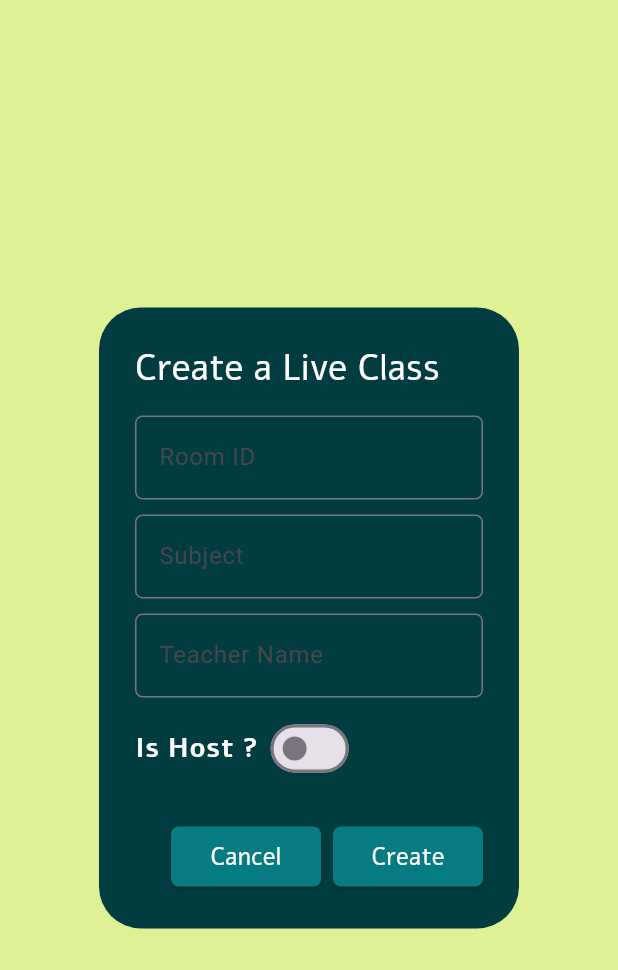
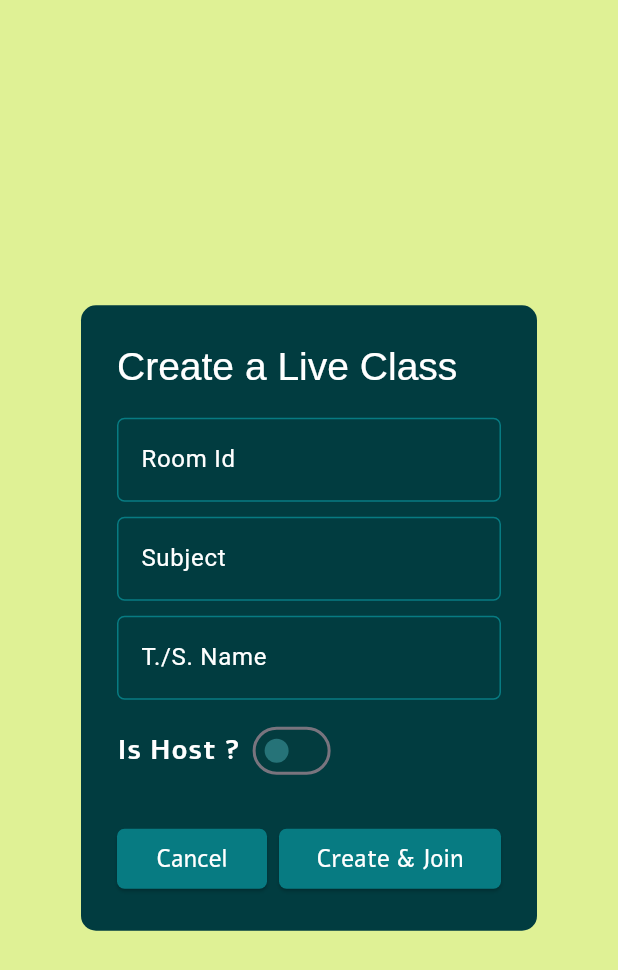
Before and after one commit to moynull15-14141/newver_classHelper, a Flutter app: the CreateLiveClassDialog widget shown alone on an empty page, opened directly, on a phone screen of 412 x 824 dp. Shown: the top 970 px of the screen. Run offline on Flutter 3.47's test engine with Material 3 defaults, Android fonts, the phone set to English and light mode, and no system bars; our stand-ins replace animated_splash_screen, audioplayers, cloud_firestore, firebase_auth, firebase_core, lottie; missing offline and left inert: zego_uikit_prebuilt_live_audio_room; accounts and stored records are empty.

Commit message:
ui bug fixd

```diff
--- a/lib/HomePage.dart
+++ b/lib/HomePage.dart
@@ -24,7 +24,7 @@ class _GroundState extends State<Ground> {
   @override
   Widget build(BuildContext context) {
     return Scaffold(
-      body: Padding(
+      bottomNavigationBar: Padding(
         padding: const EdgeInsets.all(10.0),
         child: Stack(
           children: [
--- a/lib/page/Join.dart
+++ b/lib/page/Join.dart
@@ -12,7 +12,7 @@ class Join extends StatefulWidget {
 
 class _JoinState extends State<Join> {
   bool ishost = false;
-  final _formKey = GlobalKey<FormState>(); // For form validation
+  // final _formKey = GlobalKey<FormState>(); // For form validation
   final subjectController = TextEditingController(); // For subject input
   final teacherNameController = TextEditingController(); //
   final RoomIdController = TextEditingController();
@@ -43,8 +43,6 @@ class _JoinState extends State<Join> {
                   return const CreateLiveClassDialog();
                 },
               );
-
-              print('Create a Live Class');
             },
             child: Container(
               decoration: const BoxDecoration(
@@ -128,95 +126,12 @@ class _JoinState extends State<Join> {
 
   @override
   void dispose() {
-    // TODO: implement dispose
     super.dispose();
     subjectController.dispose();
     teacherNameController.dispose();
     RoomIdController.dispose();
   }
 }
-
-// Container(
-//   height: 350,
-//   width: 328,
-//   decoration: const BoxDecoration(
-//     borderRadius: BorderRadius.all(
-//       Radius.circular(50),
-//     ),
-//     color: Color.fromARGB(255, 241, 255, 186),
-//   ),
-//   child: Column(
-//     crossAxisAlignment: CrossAxisAlignment.start,
-//     children: [
-//       Row(
-//         mainAxisAlignment: MainAxisAlignment.center,
-//         children: [
-//           Padding(
-//             padding: const EdgeInsets.all(14.0),
-//             child: Container(
-//               height: 100,
-//               width: 100,
-//               decoration: const BoxDecoration(
-//                 borderRadius: BorderRadius.all(Radius.circular(10)),
-//                 color: Color.fromARGB(255, 223, 241, 149),
-//               ),
-//               child: const Icon(
-//                 Icons.person,
-//                 size: 90,
-//                 color: Color.fromARGB(255, 1, 60, 64),
-//               ),
-//             ),
-//           ),
-//         ],
-//       ),
-//       const SizedBox(
-//         height: 5,
-//       ),
-//       Padding(
-//         padding: const EdgeInsets.only(
-//           left: 20,
-//         ),
-//         child: Container(
-//           child: Column(
-//             crossAxisAlignment: CrossAxisAlignment.start,
-//             children: [
-//               Text(
-//                 'Electrical Circuits',
-//                 style: Theme.of(context)
-//                     .textTheme
-//                     .bodyLarge!
-//                     .copyWith(
-//                         fontFamily: 'Font1',
-//                         fontSize: 28,
-//                         fontWeight: FontWeight.w600),
-//               ),
-//               const SizedBox(
-//                 height: 8,
-//               ),
-//               const Text(
-//                 "Course Code    :CSE325",
-//                 style: TextStyle(fontFamily: 'Font2', fontSize: 18),
-//               ),
-//               const Text(
-//                 "Teacher Name  :DR.Karim Islam",
-//                 style: TextStyle(fontFamily: 'Font2', fontSize: 18),
-//               ),
-//               const Text(
-//                 "Email                :karim@diu.edu.bd",
-//                 style: TextStyle(fontFamily: 'Font2', fontSize: 18),
-//               ),
-//               const Text(
-//                 "Phone               :0123457895",
-//                 style: TextStyle(fontFamily: 'Font2', fontSize: 18),
-//               ),
-//               // media()
-//             ],
-//           ),
-//         ),
-//       ),
-//     ],
-//   ),
-// ),
 
 class CreateLiveClassDialog extends StatefulWidget {
   const CreateLiveClassDialog({super.key});
@@ -237,10 +152,16 @@ class _CreateLiveClassDialogState extends State<CreateLiveClassDialog> {
   @override
   Widget build(BuildContext context) {
     return AlertDialog(
+      shape: const RoundedRectangleBorder(
+          borderRadius: BorderRadius.all(Radius.circular(10.0))),
       backgroundColor: const Color.fromARGB(255, 1, 60, 64),
       title: const Text(
         'Create a Live Class',
-        style: TextStyle(color: Colors.white, fontFamily: 'Font1'),
+        style: TextStyle(
+            color: Colors.white,
+            fontSize: 26,
+            fontFamily: 'Font2',
+            fontWeight: FontWeight.w500),
       ),
       content: Form(
         key: _formKey,
@@ -252,12 +173,29 @@ class _CreateLiveClassDialogState extends State<CreateLiveClassDialog> {
               style: const TextStyle(color: Colors.white),
               controller: RoomIdController,
               decoration: const InputDecoration(
+                enabledBorder: OutlineInputBorder(
+                  // Set border for non-focused state
+                  borderRadius: BorderRadius.all(Radius.circular(5.0)),
+                  borderSide: BorderSide(
+                    color: Color.fromARGB(255, 7, 123,
+                        130), // Set desired non-focused border color
+                    width: 1.0,
+                  ),
+                ),
+                focusedBorder: OutlineInputBorder(
+                  borderRadius: BorderRadius.all(Radius.circular(5.0)),
+                  borderSide: BorderSide(
+                    color: Color.fromARGB(255, 8, 140, 147), // Set border color
+                    width: 1.0, //
+                  ),
+                ),
                 border: OutlineInputBorder(
                   borderRadius: BorderRadius.all(
                     Radius.circular(5.0),
                   ),
                 ),
-                label: Text("Room ID"),
+                label: Text("Room Id"),
+                labelStyle: TextStyle(color: Colors.white),
               ),
               validator: (value) {
                 if (value == null || value.isEmpty) {
@@ -274,6 +212,15 @@ class _CreateLiveClassDialogState extends State<CreateLiveClassDialog> {
               style: const TextStyle(color: Colors.white),
               controller: subjectController, // Bind subject input
               decoration: const InputDecoration(
+                enabledBorder: OutlineInputBorder(
+                  // Set border for non-focused state
+                  borderRadius: BorderRadius.all(Radius.circular(5.0)),
+                  borderSide: BorderSide(
+                    color: Color.fromARGB(255, 7, 123,
+                        130), // Set desired non-focused border color
+                    width: 1.0,
+                  ),
+                ),
                 focusedBorder: OutlineInputBorder(
                   borderRadius: BorderRadius.all(Radius.circular(5.0)),
                   borderSide: BorderSide(
@@ -291,6 +238,7 @@ class _CreateLiveClassDialogState extends State<CreateLiveClassDialog> {
                 ),
                 // fillColor: Color.fromARGB(255, 255, 255, 255),
                 labelText: 'Subject',
+                labelStyle: TextStyle(color: Colors.white),
               ),
               validator: (value) {
                 if (value == null || value.isEmpty) {
@@ -305,7 +253,17 @@ class _CreateLiveClassDialogState extends State<CreateLiveClassDialog> {
               style: const TextStyle(color: Colors.white),
               controller: teacherNameController,
               decoration: const InputDecoration(
-                labelText: 'Teacher Name',
+                enabledBorder: OutlineInputBorder(
+                  // Set border for non-focused state
+                  borderRadius: BorderRadius.all(Radius.circular(5.0)),
+                  borderSide: BorderSide(
+                    color: Color.fromARGB(255, 7, 123,
+                        130), // Set desired non-focused border color
+                    width: 1.0,
+                  ),
+                ),
+                labelText: 'T./S. Name',
+                labelStyle: TextStyle(color: Colors.white),
                 focusedBorder: OutlineInputBorder(
                   borderRadius: BorderRadius.all(Radius.circular(5.0)),
                   borderSide: BorderSide(
@@ -343,6 +301,9 @@ class _CreateLiveClassDialogState extends State<CreateLiveClassDialog> {
                 ),
                 const SizedBox(width: 4),
                 Switch(
+                    inactiveTrackColor: const Color.fromARGB(255, 3, 60, 63),
+                    inactiveThumbColor: const Color.fromARGB(255, 38, 115, 120),
+                    activeColor: const Color.fromARGB(255, 9, 159, 167),
                     value: ishost,
                     onChanged: (val) {
                       setState(() {
@@ -376,7 +337,7 @@ class _CreateLiveClassDialogState extends State<CreateLiveClassDialog> {
         ),
         ElevatedButton(
           style: ButtonStyle(
-            fixedSize: WidgetStateProperty.all<Size>(const Size(100.0, 40.0)),
+            fixedSize: WidgetStateProperty.all<Size>(const Size(148.0, 40.0)),
             shape: WidgetStateProperty.all<RoundedRectangleBorder>(
               RoundedRectangleBorder(
                 borderRadius: BorderRadius.circular(
@@ -405,17 +366,7 @@ class _CreateLiveClassDialogState extends State<CreateLiveClassDialog> {
                   content: Text('Live class created successfully!'),
                 ),
               );
-              // Navigator.pushAndRemoveUntil(context, MaterialPageRoute(
-              //   builder: (context) {
-              //     return LivePage(
-              //       roomID: RoomIdController.text,
-              //       isHost: ishost,
-              //       userId:
-              //           teacherNameController.text.replaceAll(' ', ' ').trim(),
-              //       userName: teacherNameController.text,
-              //     );
-              //   },
-              // ), (route) => false);
+
               Navigator.pop(context);
 
               Navigator.push(
@@ -436,7 +387,7 @@ class _CreateLiveClassDialogState extends State<CreateLiveClassDialog> {
             }
           },
           child: const Text(
-            'Create',
+            'Create & Join',
             style: TextStyle(
                 color: Colors.white, fontFamily: 'Font1', fontSize: 16),
           ),
```
Also changed, not shown: lib/live/LivePage.dart (+62 -12 lines).
